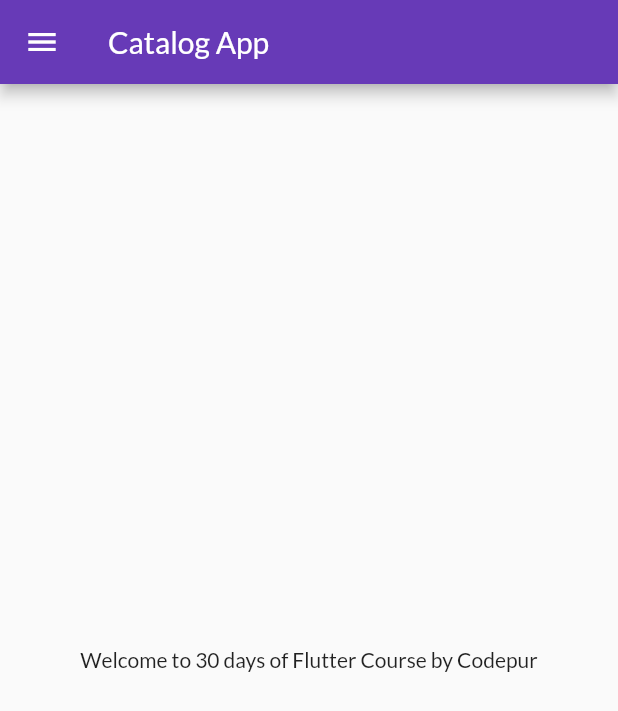
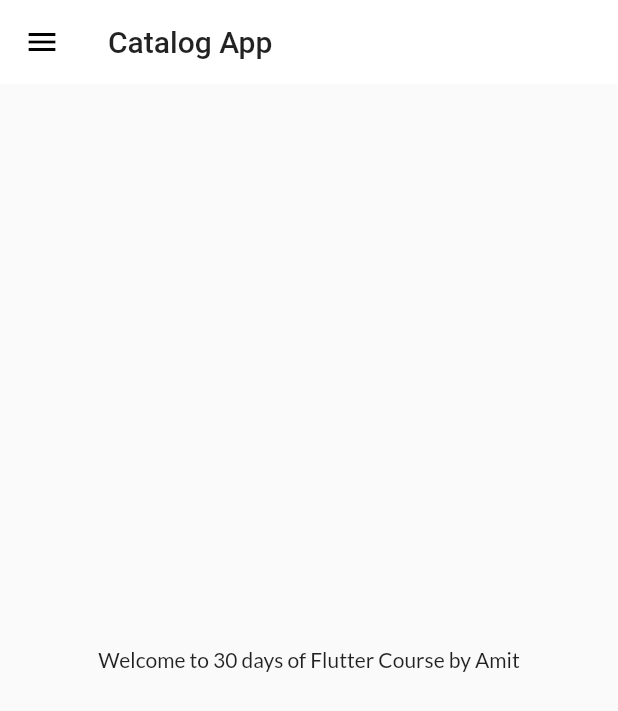
Before and after one commit to amitmahajan09/30DaysOfFlutter, a Flutter app: the screen it shows after launch, on a phone screen of 412 x 824 dp. Shown: the top 711 px of the screen. Run offline on Flutter 3.47's test engine with Material 2 defaults, Android fonts, the phone set to English and light mode, and no system bars; our stand-ins replace google_fonts.

Commit message:
themes extracted

```diff
--- a/lib/main.dart
+++ b/lib/main.dart
@@ -2,7 +2,7 @@ import 'package:flutter/material.dart';
 import 'package:flutter_complete_guide/pages/home_page.dart';
 import 'package:flutter_complete_guide/pages/login_page.dart';
 import 'package:flutter_complete_guide/utils/routes.dart';
-import 'package:google_fonts/google_fonts.dart';
+import 'package:flutter_complete_guide/widgets/themes.dart';
 
 void main() {
   runApp(MyApp());
@@ -13,11 +13,9 @@ class MyApp extends StatelessWidget {
   Widget build(BuildContext context) {
     return MaterialApp(
       themeMode: ThemeMode.light,
-      theme: ThemeData(
-          primarySwatch: Colors.deepPurple,
-          fontFamily: GoogleFonts.lato().fontFamily),
+      theme: MyTheme.lightTheme(context),
+      darkTheme: MyTheme.darkTheme(context),
       debugShowCheckedModeBanner: false,
-      darkTheme: ThemeData(brightness: Brightness.dark),
       initialRoute: MyRoutes.homeRoute,
       routes: {
         "/": (context) => LoginPage(),
--- a/lib/pages/home_page.dart
+++ b/lib/pages/home_page.dart
@@ -3,7 +3,7 @@ import 'package:flutter_complete_guide/widgets/drawer.dart';
 
 class HomePage extends StatelessWidget {
   final int days = 30;
-  final String name = "Codepur";
+  final String name = "Amit";
   @override
   Widget build(BuildContext context) {
     return Scaffold(
--- /dev/null
+++ b/lib/widgets/themes.dart
@@ -0,0 +1,17 @@
+import 'package:flutter/material.dart';
+import 'package:google_fonts/google_fonts.dart';
+
+class MyTheme {
+  static ThemeData lightTheme(BuildContext context) => ThemeData(
+      primarySwatch: Colors.deepPurple,
+      fontFamily: GoogleFonts.lato().fontFamily,
+      appBarTheme: AppBarTheme(
+        color: Colors.white,
+        elevation: 0.0,
+        iconTheme: IconThemeData(color: Colors.black),
+        textTheme: Theme.of(context).textTheme,
+      ));
+
+  static ThemeData darkTheme(BuildContext context) =>
+      ThemeData(brightness: Brightness.dark);
+}
```
